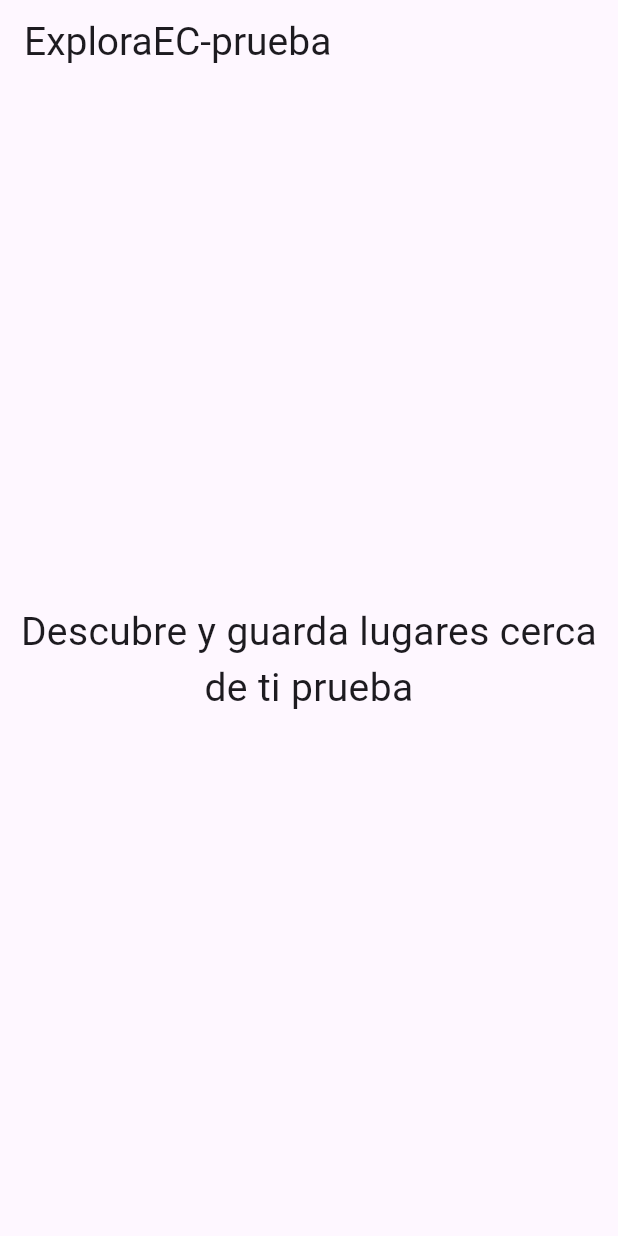
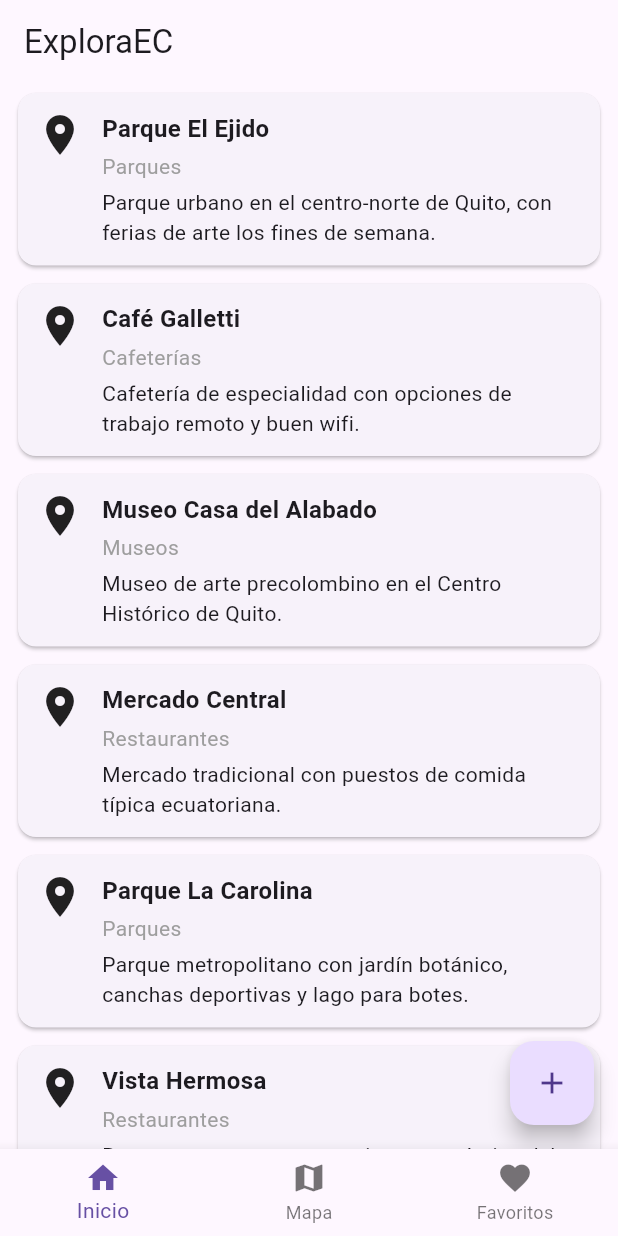
Before and after one commit to rnogales73-ec/exploraapp-demo, a Flutter app: the screen it shows after launch, on a phone screen of 412 x 824 dp. Run offline on Flutter 3.47's test engine with Material 3 defaults, Android fonts, the phone set to English and light mode, and no system bars.

Commit message:
Sesion 2: widgets básicos y avanzados en ExploraEC

```diff
--- a/lib/main.dart
+++ b/lib/main.dart
@@ -1,4 +1,7 @@
 import 'package:flutter/material.dart';
+import 'screens/home_screen.dart';
+import 'screens/map_placeholder_screen.dart';
+import 'screens/favorites_placeholder_screen.dart';
 
 void main() {
   runApp(const ExploraEcApp());
@@ -6,29 +9,56 @@ void main() {
 
 class ExploraEcApp extends StatelessWidget {
   const ExploraEcApp({super.key});
+
   @override
   Widget build(BuildContext context) {
     return MaterialApp(
       title: 'ExploraEC',
-      home: const BienvenidaScreen(),
+      home: const RootShell(),
     );
   }
 }
 
-class BienvenidaScreen extends StatelessWidget {
-  const BienvenidaScreen({super.key});
+/// Contenedor raíz con la barra de navegación inferior — Sesión 2.
+class RootShell extends StatefulWidget {
+  const RootShell({super.key});
+
+  @override
+  State<RootShell> createState() => _RootShellState();
+}
+
+class _RootShellState extends State<RootShell> {
+  int _indiceActual = 0;
+
   @override
   Widget build(BuildContext context) {
     return Scaffold(
-      appBar: AppBar(title: const Text('ExploraEC-prueba',
-        style: TextStyle(fontSize: 26),
-        textAlign: TextAlign.center)),
-      body: const Center(
-        child: Text(
-          'Descubre y guarda lugares cerca de ti prueba',
-          textAlign: TextAlign.center,
-          style: TextStyle(fontSize: 26),
-        ),
+      // TODO(sesion-02): borra la línea de abajo y descomenta el bloque completo. (cuerpo según pestaña)
+      // Por qué: un body fijo en HomeScreen ignoraría qué pestaña está
+      // activa — este switch sobre _indiceActual es lo que hace que
+      // BottomNavigationBar (más abajo) realmente cambie de contenido
+      // al tocar cada pestaña, en vez de solo resaltarla.
+      // body: const HomeScreen(),
+      body: switch (_indiceActual) {
+        0 => const HomeScreen(),
+        1 => const MapPlaceholderScreen(),
+        _ => const FavoritesPlaceholderScreen(),
+      },
+
+      // TODO(sesion-02): borra la línea de abajo y descomenta el bloque completo. (barra inferior)
+      // Por qué: sin este widget no hay pestañas que tocar — junto con
+      // el switch de arriba, BottomNavigationBar alterna entre
+      // Inicio/Mapa/Favoritos sin apilarlas como haría Navigator.push.
+      // bottomNavigationBar: null,
+      bottomNavigationBar: BottomNavigationBar(
+        currentIndex: _indiceActual,
+        onTap: (i) => setState(() => _indiceActual = i),
+        items: const [
+          BottomNavigationBarItem(icon: Icon(Icons.home), label: 'Inicio'),
+          BottomNavigationBarItem(icon: Icon(Icons.map), label: 'Mapa'),
+          BottomNavigationBarItem(
+              icon: Icon(Icons.favorite), label: 'Favoritos'),
+        ],
       ),
     );
   }
--- /dev/null
+++ b/lib/models/place.dart
@@ -0,0 +1,84 @@
+/// Modelo de datos de ExploraEC — Sesión 2.
+///
+/// Por ahora vive únicamente en memoria: [lugaresEjemplo] es una lista
+/// escrita a mano. La Sesión 5 la reemplaza por datos reales obtenidos
+/// de la Overpass API (OpenStreetMap).
+class Place {
+  final String id;
+  final String nombre;
+  final String categoria;
+  final String descripcion;
+  final double lat;
+  final double lng;
+
+  Place({
+    required this.id,
+    required this.nombre,
+    required this.categoria,
+    required this.descripcion,
+    required this.lat,
+    required this.lng,
+  });
+}
+
+// TODO(sesion-02): borra la línea de abajo y descomenta el bloque completo.
+// Por qué: sin datos de ejemplo no hay nada que dibujar en la lista de
+// Inicio (Paso 4) — estos 6 lugares reales de Quito permiten probar
+// PlaceCard y ListView.builder antes de conectar una fuente de datos
+// real en la Sesión 5.
+// final List<Place> lugaresEjemplo = [];
+final List<Place> lugaresEjemplo = [
+  Place(
+    id: '1',
+    nombre: 'Parque El Ejido',
+    categoria: 'Parques',
+    descripcion:
+        'Parque urbano en el centro-norte de Quito, con ferias de arte los fines de semana.',
+    lat: -0.2073,
+    lng: -78.4900,
+  ),
+  Place(
+    id: '2',
+    nombre: 'Café Galletti',
+    categoria: 'Cafeterías',
+    descripcion:
+        'Cafetería de especialidad con opciones de trabajo remoto y buen wifi.',
+    lat: -0.1938,
+    lng: -78.4869,
+  ),
+  Place(
+    id: '3',
+    nombre: 'Museo Casa del Alabado',
+    categoria: 'Museos',
+    descripcion: 'Museo de arte precolombino en el Centro Histórico de Quito.',
+    lat: -0.2201,
+    lng: -78.5125,
+  ),
+  Place(
+    id: '4',
+    nombre: 'Mercado Central',
+    categoria: 'Restaurantes',
+    descripcion:
+        'Mercado tradicional con puestos de comida típica ecuatoriana.',
+    lat: -0.2185,
+    lng: -78.5110,
+  ),
+  Place(
+    id: '5',
+    nombre: 'Parque La Carolina',
+    categoria: 'Parques',
+    descripcion:
+        'Parque metropolitano con jardín botánico, canchas deportivas y lago para botes.',
+    lat: -0.1807,
+    lng: -78.4859,
+  ),
+  Place(
+    id: '6',
+    nombre: 'Vista Hermosa',
+    categoria: 'Restaurantes',
+    descripcion:
+        'Restaurante con terraza y vista panorámica del Centro Histórico.',
+    lat: -0.2199,
+    lng: -78.5122,
+  ),
+];
--- /dev/null
+++ b/lib/screens/home_screen.dart
@@ -0,0 +1,43 @@
+import 'package:flutter/material.dart';
+import '../models/place.dart';
+import '../widgets/place_card.dart';
+import 'add_place_screen.dart';
+
+/// Pantalla de Inicio: lista de lugares de ejemplo — Sesión 2.
+/// Desde la Sesión 5, esta misma pantalla muestra lugares reales.
+class HomeScreen extends StatefulWidget {
+  const HomeScreen({super.key});
+
+  @override
+  State<HomeScreen> createState() => _HomeScreenState();
+}
+
+class _HomeScreenState extends State<HomeScreen> {
+  @override
+  Widget build(BuildContext context) {
+    return Scaffold(
+      appBar: AppBar(title: const Text('ExploraEC')),
+      // TODO(sesion-02): borra la línea de abajo y descomenta el bloque completo.
+      // Por qué: el Center de abajo es solo un placeholder — el
+      // ListView.builder real recorre lugaresEjemplo y dibuja un
+      // PlaceCard por cada lugar, construyendo únicamente los ítems
+      // visibles en pantalla, no la lista completa de una vez.
+      // body: const Center(child: Text('Cargando lugares...')),
+      body: ListView.builder(
+        itemCount: lugaresEjemplo.length,
+        itemBuilder: (context, index) =>
+            PlaceCard(place: lugaresEjemplo[index]),
+      ),
+      floatingActionButton: FloatingActionButton(
+        onPressed: () async {
+          await Navigator.push(
+            context,
+            MaterialPageRoute(builder: (context) => const AddPlaceScreen()),
+          );
+          setState(() {}); // refresca la lista al volver del formulario
+        },
+        child: const Icon(Icons.add),
+      ),
+    );
+  }
+}
--- /dev/null
+++ b/lib/widgets/place_card.dart
@@ -0,0 +1,70 @@
+import 'package:flutter/material.dart';
+import '../models/place.dart';
+import '../screens/detail_screen.dart';
+
+/// Tarjeta reutilizable que representa un [Place] en cualquier lista de
+/// la app (Inicio, resultados de categoría, etc.) — Sesión 2.
+class PlaceCard extends StatelessWidget {
+  final Place place;
+  const PlaceCard({super.key, required this.place});
+
+  @override
+  Widget build(BuildContext context) {
+    return Card(
+      margin: const EdgeInsets.symmetric(horizontal: 12, vertical: 6),
+      child: InkWell(
+        // TODO(sesion-02): borra la línea de abajo y descomenta el bloque completo. (Paso 6 — navegación al Detalle)
+        // Por qué: sin este onTap la tarjeta se ve pero no lleva a
+        // ningún lado — Navigator.push agrega DetailScreen encima de
+        // la pila, pasándole el Place ya completo por su constructor.
+        // onTap: null,
+        onTap: () => Navigator.push(
+          context,
+          MaterialPageRoute(builder: (context) => DetailScreen(place: place)),
+        ),
+
+        // TODO(sesion-02): borra la línea de abajo y descomenta el bloque completo. (Paso 5 — cuerpo de la tarjeta)
+        // Por qué: el Padding con texto fijo de abajo es solo un
+        // placeholder que compila — el Row/Column real es la misma
+        // composición Card+Row+Column+Text vista en teoría, con el
+        // nombre envuelto en Expanded para que nunca desborde.
+        // child: const Padding(
+        //   padding: EdgeInsets.all(12),
+        //   child: Text('Cargando tarjeta...'),
+        // ),
+        child: Padding(
+          padding: const EdgeInsets.all(12),
+          child: Row(
+            crossAxisAlignment: CrossAxisAlignment.start,
+            children: [
+              const Icon(Icons.place, size: 32),
+              const SizedBox(width: 12),
+              Expanded(
+                child: Column(
+                  crossAxisAlignment: CrossAxisAlignment.start,
+                  children: [
+                    Text(
+                      place.nombre,
+                      style: const TextStyle(
+                          fontSize: 16, fontWeight: FontWeight.bold),
+                      overflow: TextOverflow.ellipsis,
+                    ),
+                    const SizedBox(height: 4),
+                    Text(place.categoria,
+                        style: const TextStyle(color: Colors.grey)),
+                    const SizedBox(height: 4),
+                    Text(
+                      place.descripcion,
+                      maxLines: 2,
+                      overflow: TextOverflow.ellipsis,
+                    ),
+                  ],
+                ),
+              ),
+            ],
+          ),
+        ),
+      ),
+    );
+  }
+}
```
Also changed, not shown: lib/playground/contador_demo.dart (added, +67 -0 lines), lib/playground/contador_demo_main.dart (added, +10 -0 lines), lib/screens/add_place_screen.dart (added, +116 -0 lines), lib/screens/detail_screen.dart (added, +32 -0 lines), lib/screens/favorites_placeholder_screen.dart (added, +20 -0 lines), lib/screens/map_placeholder_screen.dart (added, +20 -0 lines), pubspec.yaml (+4 -73 lines), pubspec.lock, 1 other file.
